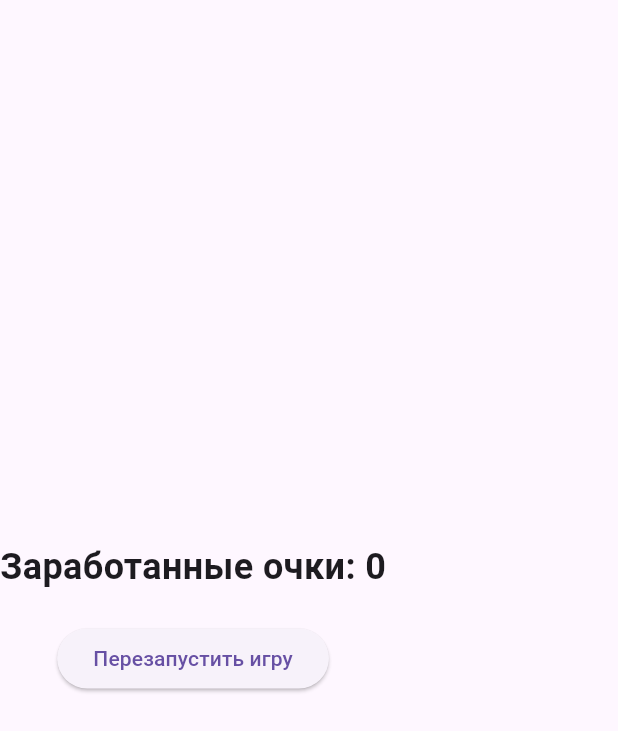
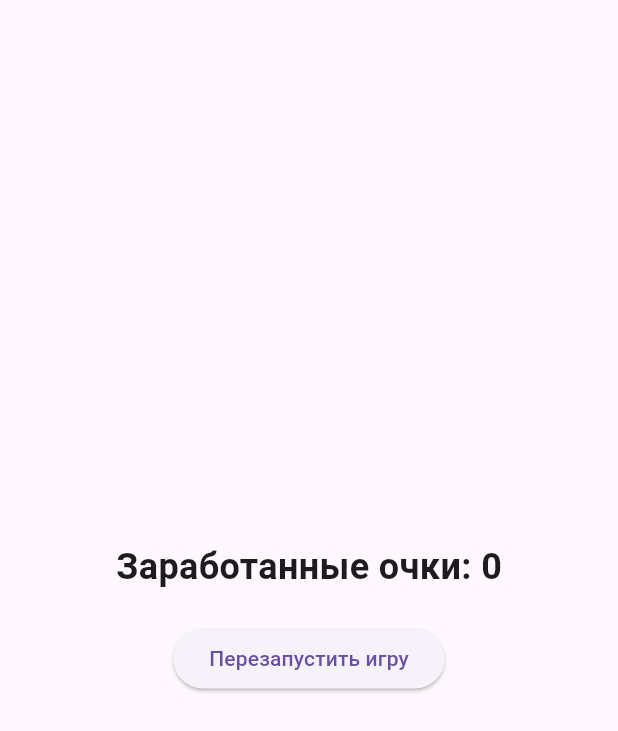
Before and after one commit to khaurilova/tetris, a Flutter app: the GameScores widget shown alone on an empty page, opened directly with empty values, on a phone screen of 412 x 824 dp. Shown: the top 731 px of the screen. Run offline on Flutter 3.47's test engine with Material 3 defaults, Android fonts, the phone set to English and light mode, and no system bars.

```diff
--- a/lib/game_scores.dart
+++ b/lib/game_scores.dart
@@ -11,7 +11,8 @@ class GameScores extends StatelessWidget {
   const GameScores({super.key, required this.score, required this.onRestart});
   @override
   Widget build(BuildContext context) {
-    return Column(
+    return Center(
+      child: Column(
         mainAxisAlignment: MainAxisAlignment.center,
         children: [
           Text(
@@ -19,8 +20,12 @@ class GameScores extends StatelessWidget {
             style: TextStyle(fontSize: 24, fontWeight: FontWeight.bold),
           ),
           SizedBox(height: 20),
-        ElevatedButton(onPressed: onRestart, child: Text('Перезапустить игру')),
+          ElevatedButton(
+            onPressed: onRestart,
+            child: Text('Перезапустить игру'),
+          ),
         ],
+      ),
     );
   }
 }
```
Also changed, not shown: lib/main.dart (+24 -3 lines), 1 other file. Lines whose indentation alone changed are shown as unchanged.
